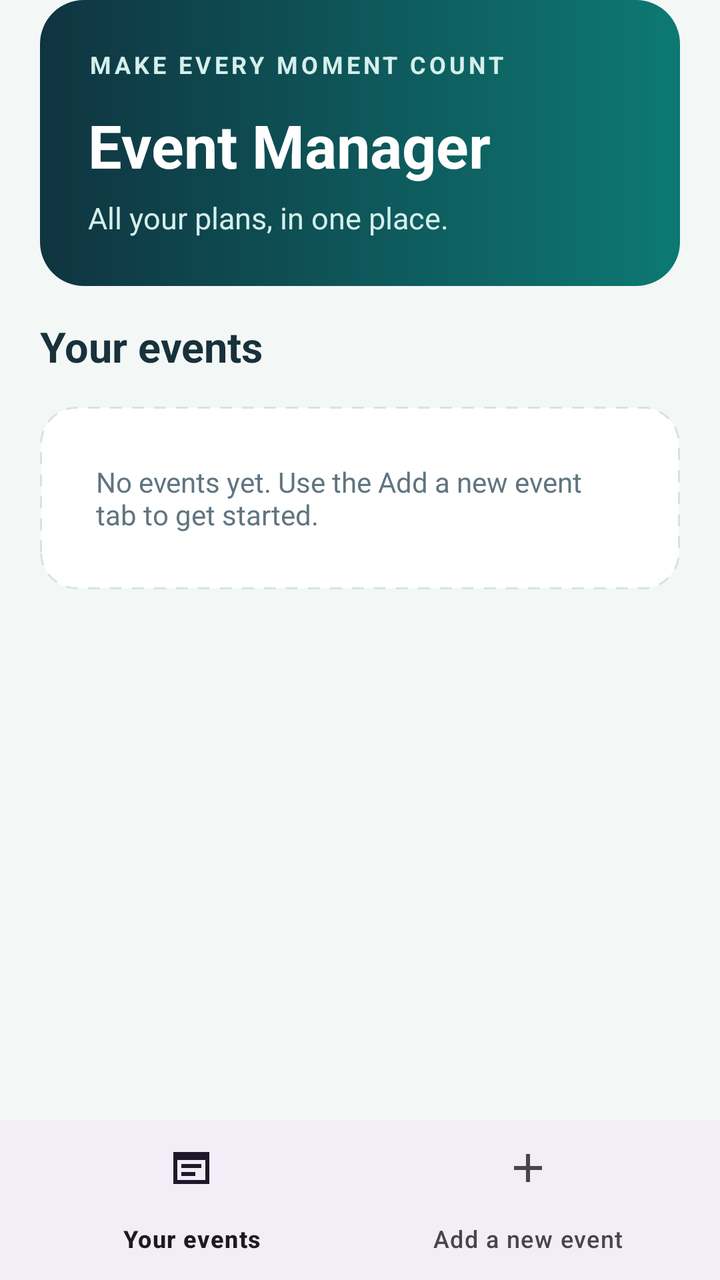
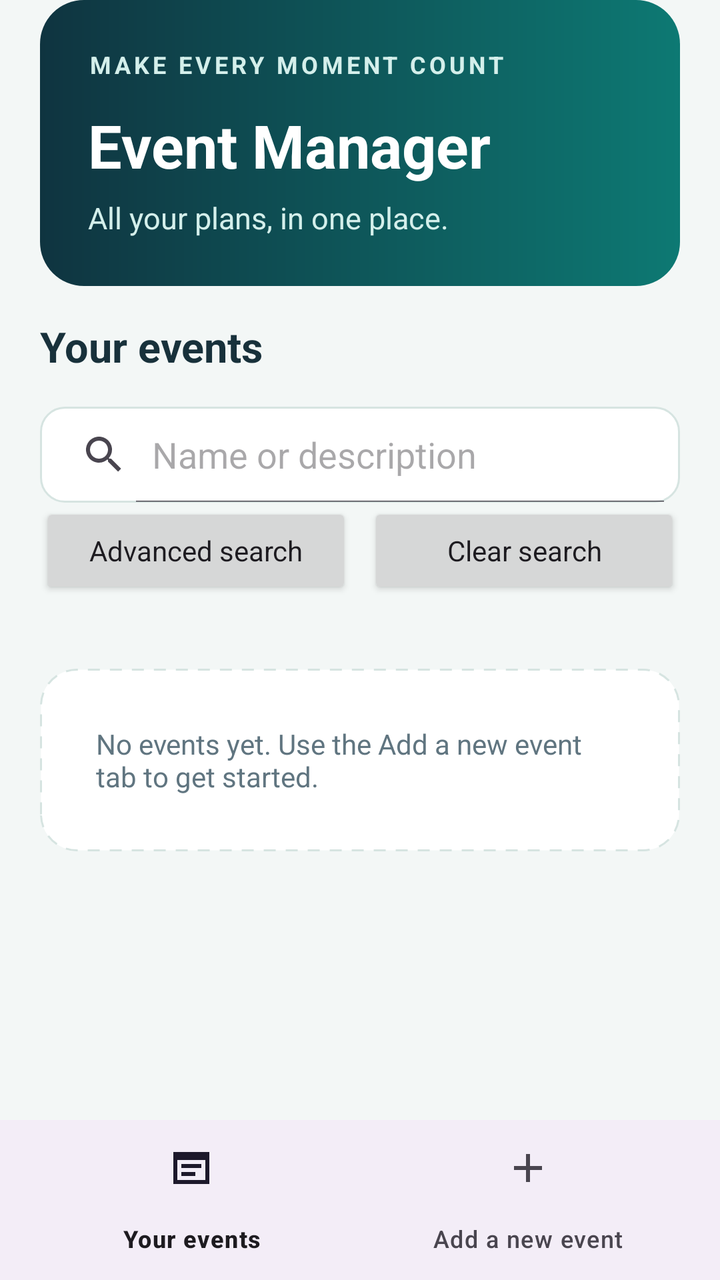

Before-and-after screenshots of an Android layout around one commit, followed by the original layout XML and the change that was made.
<!-- AndroidManifest.xml: application theme Theme.EventManagerApplication -->
<!-- res/layout/activity_main.xml -->
<?xml version="1.0" encoding="utf-8"?>
<LinearLayout xmlns:android="http://schemas.android.com/apk/res/android" xmlns:app="http://schemas.android.com/apk/res-auto"
    android:id="@+id/main" android:layout_width="match_parent" android:layout_height="match_parent"
    android:orientation="vertical" android:background="@color/screen_background">
    <LinearLayout android:layout_width="match_parent" android:layout_height="0dp" android:layout_weight="1" android:orientation="vertical" android:paddingHorizontal="20dp">
        <LinearLayout
            android:layout_width="match_parent"
            android:layout_height="wrap_content"
            android:background="@drawable/header_background"
            android:orientation="vertical"
            android:padding="24dp">

            <TextView
                android:layout_width="wrap_content"
                android:layout_height="wrap_content"
                android:text="@string/header_eyebrow"
                android:textColor="@color/header_soft"
                android:textSize="12sp"
                android:textStyle="bold"
                android:letterSpacing="0.14" />

            <TextView
                android:layout_width="match_parent"
                android:layout_height="wrap_content"
                android:layout_marginTop="12dp"
                android:text="@string/screen_title"
                android:textColor="@color/white"
                android:textSize="30sp"
                android:textStyle="bold" />

            <TextView
                android:layout_width="match_parent"
                android:layout_height="wrap_content"
                android:layout_marginTop="6dp"
                android:text="@string/screen_subtitle"
                android:textColor="@color/header_soft"
                android:textSize="15sp" />
        </LinearLayout>


    <LinearLayout android:id="@+id/eventsPage" android:layout_width="match_parent" android:layout_height="0dp" android:layout_weight="1" android:orientation="vertical">
        <TextView android:layout_width="match_parent" android:layout_height="wrap_content" android:paddingVertical="16dp" android:text="@string/your_events" android:textSize="21sp" android:textStyle="bold" android:textColor="@color/text_primary" />
        <TextView android:id="@+id/emptyEventsText" android:layout_width="match_parent" android:layout_height="wrap_content" android:background="@drawable/empty_background" android:padding="28dp" android:text="@string/empty_events" android:textColor="@color/text_secondary" />
        <androidx.recyclerview.widget.RecyclerView android:id="@+id/eventList" android:layout_width="match_parent" android:layout_height="0dp" android:layout_weight="1" android:clipToPadding="false" android:paddingBottom="16dp" />
    </LinearLayout>
    <ScrollView android:id="@+id/formPage" android:layout_width="match_parent" android:layout_height="0dp" android:layout_weight="1" android:visibility="gone" android:fillViewport="true">
        <LinearLayout android:id="@+id/eventForm"
            android:layout_width="match_parent"
            android:layout_height="wrap_content"
            android:layout_marginTop="20dp"
            android:background="@drawable/card_background"
            android:elevation="3dp"
            android:orientation="vertical"
            android:padding="20dp">

            <TextView
                android:layout_width="match_parent"
                android:layout_height="wrap_content"
                android:id="@+id/formTitle" android:text="@string/new_event"
                android:textColor="@color/text_primary"
                android:textSize="21sp"
                android:textStyle="bold" />

            <TextView
                android:layout_width="match_parent"
                android:layout_height="wrap_content"
                android:layout_marginTop="3dp"
                android:text="@string/form_subtitle"
                android:textColor="@color/text_secondary"
                android:textSize="14sp" />

            <TextView
                style="@style/EventFieldLabel"
                android:labelFor="@id/eventNameInput" android:text="@string/event_name_label" />

            <EditText
                android:id="@+id/eventNameInput"
                style="@style/EventInput"
                android:hint="@string/event_name_hint"
                android:inputType="textCapSentences"
                android:singleLine="true" />

            <TextView
                android:id="@+id/eventNameError"
                style="@style/EventErrorText"
                android:text="@string/error_name_required" />

            <TextView
                style="@style/EventFieldLabel"
                android:labelFor="@id/eventDateInput" android:text="@string/event_date_label" />

            <EditText
                android:id="@+id/eventDateInput"
                style="@style/EventInput"
                android:inputType="date"
                android:singleLine="true"
                android:hint="@string/event_date_hint" />

            <Button android:id="@+id/chooseDateButton" android:layout_width="wrap_content" android:layout_height="wrap_content" android:minHeight="48dp" android:layout_marginTop="2dp" android:text="@string/choose_date" />
            <TextView
                android:id="@+id/eventDateError"
                style="@style/EventErrorText"
                android:text="@string/error_date_required" />

            <TextView
                style="@style/EventFieldLabel"
                android:labelFor="@id/eventLocationInput" android:text="@string/event_location_label" />

            <EditText
                android:id="@+id/eventLocationInput"
                style="@style/EventInput"
                android:hint="@string/event_location_hint"
                android:inputType="textCapSentences"
                android:singleLine="true" />

            <TextView
                android:id="@+id/eventLocationError"
                style="@style/EventErrorText"
                android:text="@string/error_location_required" />

            <TextView
                style="@style/EventFieldLabel"
                android:labelFor="@id/eventOrganiserInput" android:text="@string/event_organiser_label" />

            <EditText
                android:id="@+id/eventOrganiserInput"
                style="@style/EventInput"
                android:hint="@string/event_organiser_hint"
                android:inputType="textCapWords"
                android:singleLine="true" />

            <TextView
                android:id="@+id/eventOrganiserError"
                style="@style/EventErrorText"
                android:text="@string/error_organiser_required" />

            <TextView
                style="@style/EventFieldLabel"
                android:text="@string/event_type_label" />

            <Spinner
                android:id="@+id/eventTypeSpinner"
                android:layout_width="match_parent"
                android:layout_height="54dp"
                android:layout_marginTop="6dp"
                android:background="@drawable/input_background"
                android:entries="@array/event_types"
                android:paddingStart="14dp"
                android:paddingEnd="14dp" />

            <TextView
                style="@style/EventFieldLabel"
                android:text="@string/event_status_label" />

            <Spinner
                android:id="@+id/eventStatusSpinner"
                android:layout_width="match_parent"
                android:layout_height="54dp"
                android:layout_marginTop="6dp"
                android:background="@drawable/input_background"
                android:entries="@array/event_statuses"
                android:paddingStart="14dp"
                android:paddingEnd="14dp" />

            <TextView
                style="@style/EventFieldLabel"
                android:labelFor="@id/eventAmountInput" android:text="@string/event_amount_label" />

            <EditText
                android:id="@+id/eventAmountInput"
                style="@style/EventInput"
                android:hint="@string/event_amount_hint"
                android:inputType="numberDecimal"
                android:singleLine="true" />

            <TextView
                android:id="@+id/eventAmountError"
                style="@style/EventErrorText"
                android:text="@string/error_amount" />

<TextView style="@style/EventFieldLabel" android:labelFor="@id/eventDescriptionInput" android:text="@string/description_label" />
            <EditText android:id="@+id/eventDescriptionInput" style="@style/EventInput" android:layout_height="wrap_content" android:hint="@string/description_label" android:gravity="top|start" android:minLines="3" android:paddingVertical="12dp" android:inputType="textMultiLine|textCapSentences" />
            <TextView android:id="@+id/eventDescriptionError" style="@style/EventErrorText" />
<TextView style="@style/EventFieldLabel" android:labelFor="@id/contactEmailInput" android:text="@string/email_label" />
            <EditText android:id="@+id/contactEmailInput" style="@style/EventInput" android:hint="@string/email_label" android:inputType="textEmailAddress" />
            <TextView android:id="@+id/contactEmailError" style="@style/EventErrorText" />
<TextView style="@style/EventFieldLabel" android:labelFor="@id/contactPhoneInput" android:text="@string/phone_label" />
            <EditText android:id="@+id/contactPhoneInput" style="@style/EventInput" android:hint="@string/phone_label" android:inputType="phone" />
            <TextView android:id="@+id/contactPhoneError" style="@style/EventErrorText" />
            <Button
                android:id="@+id/addEventButton"
                android:layout_width="match_parent"
                android:layout_height="54dp"
                android:layout_marginTop="22dp"
                android:backgroundTint="@color/brand"
                android:text="@string/add_event"
                android:textAllCaps="false"
                android:textColor="@color/white"
                android:textSize="16sp"
                android:textStyle="bold" />

            <Button
                android:id="@+id/cancelEditButton"
                android:layout_width="match_parent"
                android:layout_height="48dp"
                android:layout_marginTop="8dp"
                android:text="@string/cancel_edit"
                android:textAllCaps="false"
                android:visibility="gone" />
        </LinearLayout>


    </ScrollView>
    </LinearLayout>
    <com.google.android.material.bottomnavigation.BottomNavigationView android:id="@+id/bottomNavigation" android:layout_width="match_parent" android:layout_height="wrap_content" app:menu="@menu/bottom_navigation" app:labelVisibilityMode="labeled" />
</LinearLayout>
<!-- resources referenced by this layout -->
<resources>
  <string-array name="event_statuses">
          <item>Upcoming</item>
          <item>Completed</item>
          <item>Cancelled</item>
      </string-array>
  <string-array name="event_types">
          <item>Conference</item>
          <item>Workshop</item>
          <item>Seminar</item>
          <item>Social</item>
          <item>Other</item>
      </string-array>
  <color name="brand">#087F79</color>
  <color name="header_soft">#D4EFEB</color>
  <color name="screen_background">#F3F7F6</color>
  <color name="text_primary">#18313B</color>
  <color name="text_secondary">#607580</color>
  <color name="white">#FFFFFFFF</color>
  <!-- drawable card_background (drawable) -->
  <?xml version="1.0" encoding="utf-8"?>
  <shape xmlns:android="http://schemas.android.com/apk/res/android">
      <solid android:color="@color/card_white" />
      <corners android:radius="18dp" />
  </shape>
  <!-- drawable input_background (drawable) -->
  <?xml version="1.0" encoding="utf-8"?>
  <shape xmlns:android="http://schemas.android.com/apk/res/android">
      <solid android:color="@color/card_white" />
      <stroke android:width="1dp" android:color="@color/input_border" />
      <corners android:radius="12dp" />
  </shape>
  <string name="add_event">Review event</string>
  <string name="cancel_edit">Cancel edit</string>
  <string name="choose_date">Choose date</string>
  <string name="description_label">Event description (optional)</string>
  <string name="email_label">Contact email (optional)</string>
  <string name="empty_events">No events yet. Use the Add a new event tab to get started.</string>
  <string name="error_amount">Enter a valid amount of zero or more.</string>
  <string name="error_date_required">Event date is required.</string>
  <string name="error_location_required">Event location is required.</string>
  <string name="error_name_required">Event name is required.</string>
  <string name="error_organiser_required">Event organiser is required.</string>
  <string name="event_amount_hint">e.g. 25.00</string>
  <string name="event_amount_label">Amount</string>
  <string name="event_date_hint">DD/MM/YYYY</string>
  <string name="event_date_label">Date</string>
  <string name="event_location_hint">e.g. City Hall</string>
  <string name="event_location_label">Location</string>
  <string name="event_name_hint">e.g. Design workshop</string>
  <string name="event_name_label">Event name</string>
  <string name="event_organiser_hint">e.g. Alex Morgan</string>
  <string name="event_organiser_label">Organiser</string>
  <string name="event_status_label">Event status</string>
  <string name="event_type_label">Event type</string>
  <string name="form_subtitle">All fields are required unless marked optional. Review your details before saving.</string>
  <string name="header_eyebrow">MAKE EVERY MOMENT COUNT</string>
  <string name="new_event">Add a new event</string>
  <string name="phone_label">Contact phone (optional)</string>
  <string name="screen_subtitle">All your plans, in one place.</string>
  <string name="screen_title">Event Manager</string>
  <string name="your_events">Your events</string>
  <style name="Theme.EventManagerApplication" parent="Base.Theme.EventManagerApplication" />
  <color name="card_white">#FFFFFFFF</color>
  <color name="input_border">#D6E4E1</color>
  <color name="header_start">#0F3440</color>
  <color name="header_end">#0D7973</color>
  <color name="error_red">#C93434</color>
  <!-- unchanged entries left out for length: 6 -->
</resources>

<!-- the commit's change to res/layout/activity_main.xml (unified diff, before → after) -->
@@ -40,7 +40,25 @@
 
     <LinearLayout android:id="@+id/eventsPage" android:layout_width="match_parent" android:layout_height="0dp" android:layout_weight="1" android:orientation="vertical">
         <TextView android:layout_width="match_parent" android:layout_height="wrap_content" android:paddingVertical="16dp" android:text="@string/your_events" android:textSize="21sp" android:textStyle="bold" android:textColor="@color/text_primary" />
+        <SearchView
+            android:id="@+id/eventSearchInput"
+            android:layout_width="match_parent"
+            android:layout_height="wrap_content"
+            android:minHeight="54dp"
+            android:background="@drawable/input_background"
+            android:contentDescription="@string/search_events"
+            android:iconifiedByDefault="false"
+            android:queryHint="@string/search_name_description"
+            android:inputType="text"
+            android:imeOptions="actionSearch" />
+        <LinearLayout android:layout_width="match_parent" android:layout_height="wrap_content" android:orientation="horizontal">
+            <Button android:id="@+id/advancedSearchButton" android:layout_width="0dp" android:layout_height="wrap_content" android:layout_weight="1" android:minHeight="48dp" android:text="@string/advanced_search" android:textAllCaps="false" />
+            <Button android:id="@+id/clearEventSearchButton" android:layout_width="0dp" android:layout_height="wrap_content" android:layout_weight="1" android:layout_marginStart="8dp" android:minHeight="48dp" android:text="@string/clear_search" android:textAllCaps="false" />
+        </LinearLayout>
+        <TextView android:id="@+id/eventFilterSummary" android:layout_width="match_parent" android:layout_height="wrap_content" android:textColor="@color/text_secondary" android:textSize="14sp" android:visibility="gone" />
+        <TextView android:id="@+id/eventSearchCount" android:layout_width="match_parent" android:layout_height="wrap_content" android:paddingVertical="8dp" android:textColor="@color/text_secondary" android:accessibilityLiveRegion="polite" />
         <TextView android:id="@+id/emptyEventsText" android:layout_width="match_parent" android:layout_height="wrap_content" android:background="@drawable/empty_background" android:padding="28dp" android:text="@string/empty_events" android:textColor="@color/text_secondary" />
+        <Button android:id="@+id/retryEventsButton" android:layout_width="wrap_content" android:layout_height="wrap_content" android:minHeight="48dp" android:text="@string/retry" android:visibility="gone" />
         <androidx.recyclerview.widget.RecyclerView android:id="@+id/eventList" android:layout_width="match_parent" android:layout_height="0dp" android:layout_weight="1" android:clipToPadding="false" android:paddingBottom="16dp" />
     </LinearLayout>
     <ScrollView android:id="@+id/formPage" android:layout_width="match_parent" android:layout_height="0dp" android:layout_weight="1" android:visibility="gone" android:fillViewport="true">
<!-- resource entries referenced after the edit -->
@@ -32,8 +32,10 @@
       <corners android:radius="12dp" />
   </shape>
   <string name="add_event">Review event</string>
+  <string name="advanced_search">Advanced search</string>
   <string name="cancel_edit">Cancel edit</string>
   <string name="choose_date">Choose date</string>
+  <string name="clear_search">Clear search</string>
   <string name="description_label">Event description (optional)</string>
   <string name="email_label">Contact email (optional)</string>
   <string name="empty_events">No events yet. Use the Add a new event tab to get started.</string>
@@ -58,8 +60,11 @@
   <string name="header_eyebrow">MAKE EVERY MOMENT COUNT</string>
   <string name="new_event">Add a new event</string>
   <string name="phone_label">Contact phone (optional)</string>
+  <string name="retry">Retry</string>
   <string name="screen_subtitle">All your plans, in one place.</string>
   <string name="screen_title">Event Manager</string>
+  <string name="search_events">Search events</string>
+  <string name="search_name_description">Name or description</string>
   <string name="your_events">Your events</string>
   <style name="Theme.EventManagerApplication" parent="Base.Theme.EventManagerApplication" />
   <color name="card_white">#FFFFFFFF</color>
